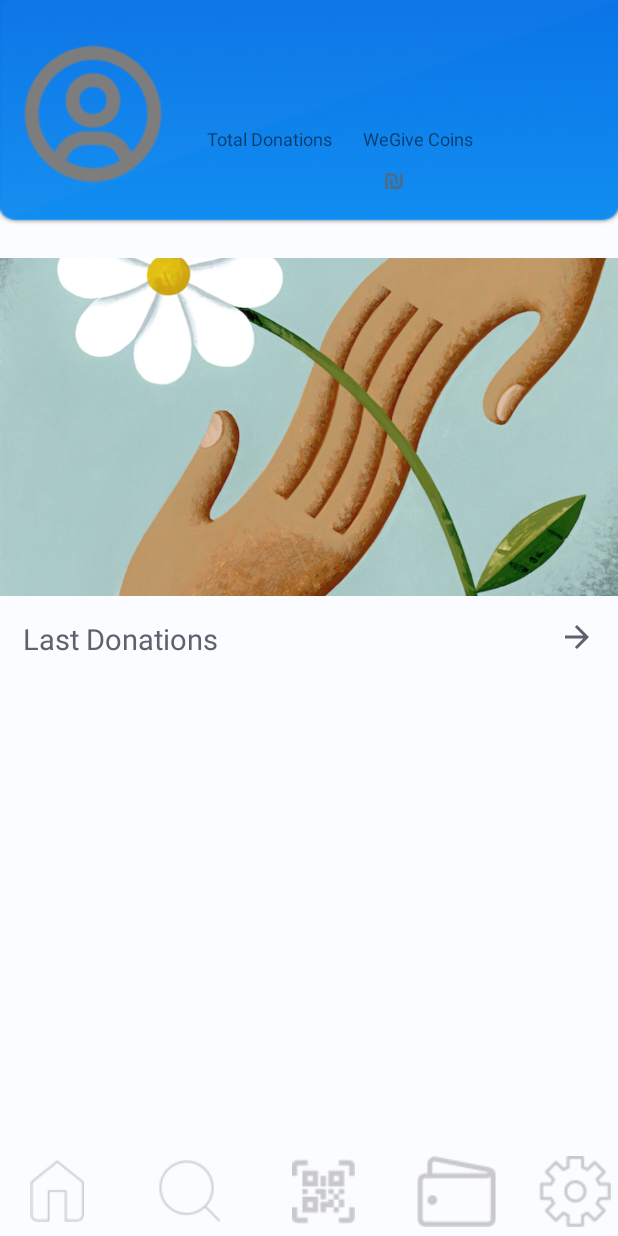
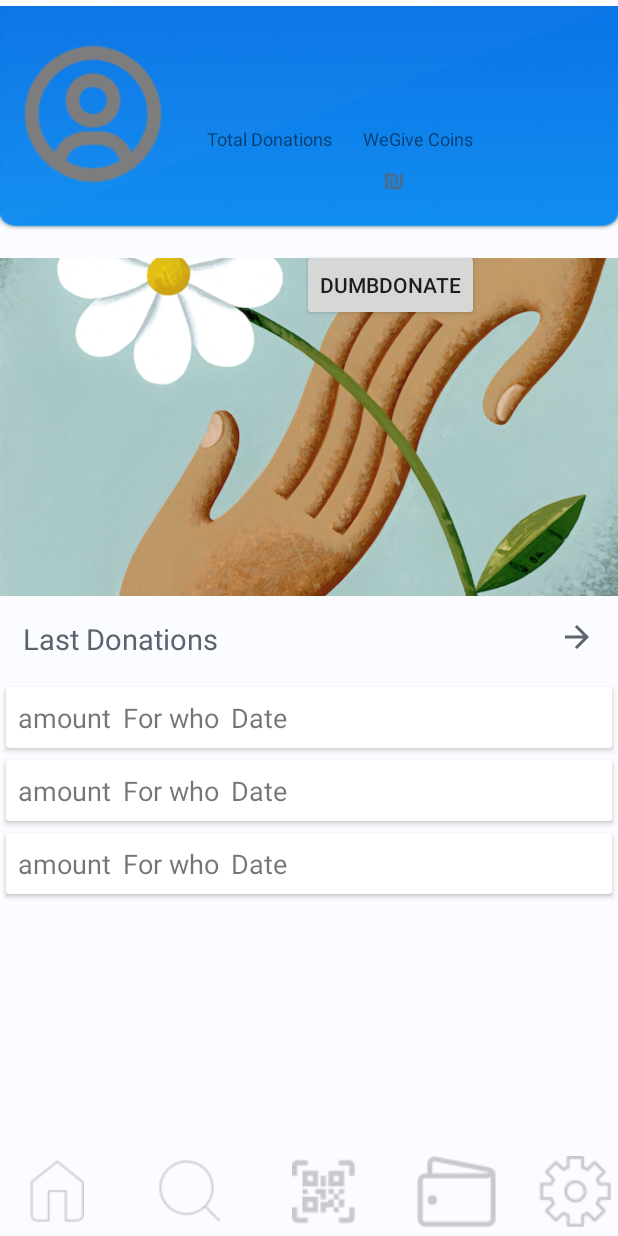
Before and after one commit to matankzr/weGive, an Android app: the layout activity_main_page.xml on its own in the app's theme, with its tools: preview values and no code run, on a phone screen of 412 x 824 dp. Run offline under Robolectric (Android 15) with nearby library versions, the phone set to English and light mode, and no system bars.

Commit message:
started trying to implement read snapshot

```diff
--- a/app/src/main/AndroidManifest.xml
+++ b/app/src/main/AndroidManifest.xml
@@ -9,7 +9,8 @@
         android:roundIcon="@mipmap/ic_launcher_round"
         android:supportsRtl="true"
         android:theme="@style/AppTheme">
-        <activity android:name=".RegisterActivity"></activity>
+        <activity android:name=".DonationFormActivity"></activity>
+        <activity android:name=".RegisterActivity" />
         <activity android:name=".MainPage" />
         <activity android:name=".WalletPage" />
         <activity android:name=".SplashView" />
--- a/app/src/main/java/com/example/wegive/User.kt
+++ b/app/src/main/java/com/example/wegive/User.kt
@@ -21,9 +21,8 @@ class User{
 
     //Default constructor required for calls to
     //DataSnapshot.getValue(User.class)
-    constructor(){
 
-    }
+    constructor(){ }
 
     constructor(userName: String, firstName: String, lastName: String, email: String){
         this.userName = userName
--- a/app/src/main/res/layout/activity_main_page.xml
+++ b/app/src/main/res/layout/activity_main_page.xml
@@ -12,9 +12,10 @@
         android:id="@+id/imageView22"
         android:layout_width="fill_parent"
         android:layout_height="150dp"
+        android:layout_marginTop="4dp"
         android:scaleType="fitXY"
         app:layout_constraintEnd_toEndOf="parent"
-        app:layout_constraintHorizontal_bias="0.527"
+        app:layout_constraintHorizontal_bias="0.0"
         app:layout_constraintStart_toStartOf="parent"
         app:layout_constraintTop_toTopOf="parent"
         app:srcCompat="@drawable/wallettopbar" />
@@ -135,8 +136,8 @@
         app:layout_constraintTop_toBottomOf="@+id/imageView4"
         app:srcCompat="@drawable/abc_vector_test" />
 
-    <ListView
-        android:id="@+id/ldlistView"
+    <androidx.recyclerview.widget.RecyclerView
+        android:id="@+id/rvDonations"
         android:layout_width="0dp"
         android:layout_height="0dp"
         android:layout_marginTop="15dp"
@@ -144,7 +145,9 @@
         app:layout_constraintBottom_toBottomOf="parent"
         app:layout_constraintEnd_toEndOf="parent"
         app:layout_constraintStart_toStartOf="parent"
-        app:layout_constraintTop_toBottomOf="@+id/tv_ld" />
+        app:layout_constraintTop_toBottomOf="@+id/tv_ld"
+        tools:listitem="@layout/listviewrow_donations"
+        />
 
     <ImageButton
         android:id="@+id/btn_home"
@@ -156,8 +159,9 @@
         android:background="@null"
         app:layout_constraintBottom_toBottomOf="parent"
         app:layout_constraintStart_toStartOf="parent"
-        app:layout_constraintTop_toBottomOf="@+id/ldlistView"
-        app:srcCompat="@drawable/ic_home" />
+        app:layout_constraintTop_toBottomOf="@+id/rvDonations"
+        app:srcCompat="@drawable/ic_home"
+        />
 
     <ImageButton
         android:id="@+id/btn_search"
@@ -169,7 +173,7 @@
         android:background="@null"
         app:layout_constraintBottom_toBottomOf="parent"
         app:layout_constraintStart_toEndOf="@+id/btn_home"
-        app:layout_constraintTop_toBottomOf="@+id/ldlistView"
+        app:layout_constraintTop_toBottomOf="@+id/rvDonations"
         app:srcCompat="@drawable/ic_search" />
 
     <ImageButton
@@ -182,7 +186,7 @@
         android:background="@null"
         app:layout_constraintBottom_toBottomOf="parent"
         app:layout_constraintStart_toEndOf="@+id/btn_search"
-        app:layout_constraintTop_toBottomOf="@+id/ldlistView"
+        app:layout_constraintTop_toBottomOf="@+id/rvDonations"
         app:srcCompat="@drawable/ic_scan" />
 
     <ImageButton
@@ -195,7 +199,7 @@
         android:background="@null"
         app:layout_constraintBottom_toBottomOf="parent"
         app:layout_constraintStart_toEndOf="@+id/btn_scan"
-        app:layout_constraintTop_toBottomOf="@+id/ldlistView"
+        app:layout_constraintTop_toBottomOf="@+id/rvDonations"
         app:srcCompat="@drawable/ic_wallet" />
 
     <ImageButton
@@ -210,7 +214,7 @@
         app:layout_constraintBottom_toBottomOf="parent"
         app:layout_constraintEnd_toEndOf="parent"
         app:layout_constraintStart_toEndOf="@+id/btn_wallet"
-        app:layout_constraintTop_toBottomOf="@+id/ldlistView"
+        app:layout_constraintTop_toBottomOf="@+id/rvDonations"
         app:srcCompat="@drawable/ic_settings" />
 
     <ImageView
@@ -224,4 +228,14 @@
         app:layout_constraintTop_toBottomOf="@+id/tv_wgc"
         app:srcCompat="@drawable/shekelsign" />
 
+    <Button
+        android:id="@+id/btn_dumbDonate_activityMainPage"
+        android:layout_width="wrap_content"
+        android:layout_height="wrap_content"
+        android:layout_marginTop="12dp"
+        android:text="dumbDonate"
+        app:layout_constraintEnd_toEndOf="parent"
+        app:layout_constraintStart_toEndOf="@+id/imageView"
+        app:layout_constraintTop_toBottomOf="@+id/imageView22" />
+
 </androidx.constraintlayout.widget.ConstraintLayout>
--- a/app/src/main/res/layout/listviewrow_donations.xml
+++ b/app/src/main/res/layout/listviewrow_donations.xml
@@ -1,31 +1,39 @@
 <?xml version="1.0" encoding="utf-8"?>
-<androidx.constraintlayout.widget.ConstraintLayout
+<androidx.cardview.widget.CardView
     xmlns:android="http://schemas.android.com/apk/res/android"
     xmlns:tools="http://schemas.android.com/tools"
     android:layout_width="match_parent"
-    android:layout_height="match_parent">
+    android:layout_height="wrap_content"
+    android:layout_margin="4dp">
+
+    <RelativeLayout
+        android:layout_width="match_parent"
+        android:layout_height="match_parent"
+        android:padding="8dp">
 
         <TextView
-        android:id="@+id/lv_amount"
+            android:id="@+id/tv_amount_donationItem"
             android:layout_width="wrap_content"
             android:layout_height="wrap_content"
-        android:text="amount"
-        tools:layout_editor_absoluteX="319dp"
-        tools:layout_editor_absoluteY="40dp" />
+            android:layout_marginEnd="8dp"
+            android:textSize="18sp"
+            android:text="amount" />
 
         <TextView
-        android:id="@+id/lv_forwho"
+            android:id="@+id/tv_forWho_donationItem"
             android:layout_width="wrap_content"
             android:layout_height="wrap_content"
-        android:text="For who"
-        tools:layout_editor_absoluteX="173dp"
-        tools:layout_editor_absoluteY="40dp" />
+            android:layout_marginEnd="8dp"
+            android:layout_toEndOf="@id/tv_amount_donationItem"
+            android:textSize="18sp"
+            android:text="For who" />
 
         <TextView
-        android:id="@+id/lv_date"
+            android:id="@+id/tv_date_donationItem"
             android:layout_width="wrap_content"
             android:layout_height="wrap_content"
-        android:text="Date"
-        tools:layout_editor_absoluteX="32dp"
-        tools:layout_editor_absoluteY="40dp" />
-</androidx.constraintlayout.widget.ConstraintLayout>
+            android:layout_toEndOf="@id/tv_forWho_donationItem"
+            android:textSize="18sp"
+            android:text="Date" />
+    </RelativeLayout>
+</androidx.cardview.widget.CardView>
```
Also changed, not shown: app/src/main/java/com/example/wegive/Donation.kt (added, +11 -0 lines), app/src/main/java/com/example/wegive/DonationAdapter.kt (added, +64 -0 lines), app/src/main/java/com/example/wegive/DonationFormActivity.kt (added, +163 -0 lines), app/src/main/java/com/example/wegive/MainPage.kt (+42 -3 lines), app/src/main/java/com/example/wegive/RegisterActivity.kt (+8 -1 lines), app/src/main/res/layout/activity_donation_form.xml (added, +71 -0 lines), 1 other file. Lines whose indentation alone changed are shown as unchanged.
